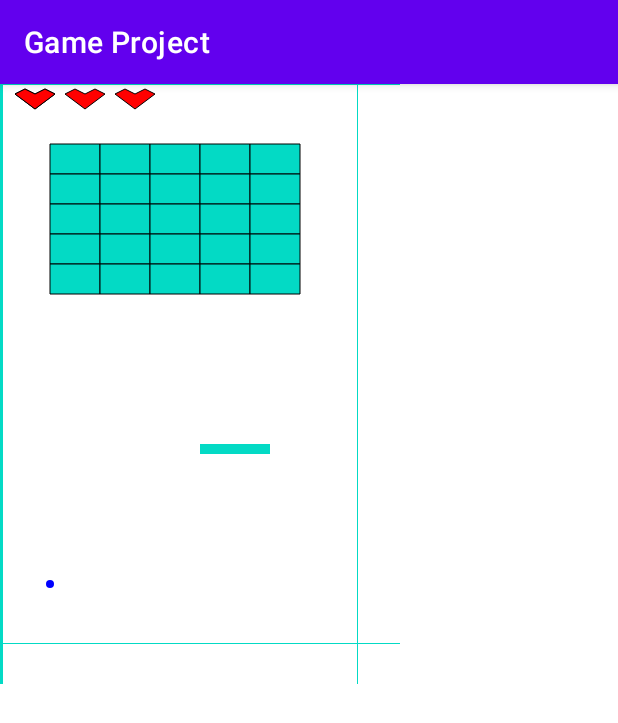
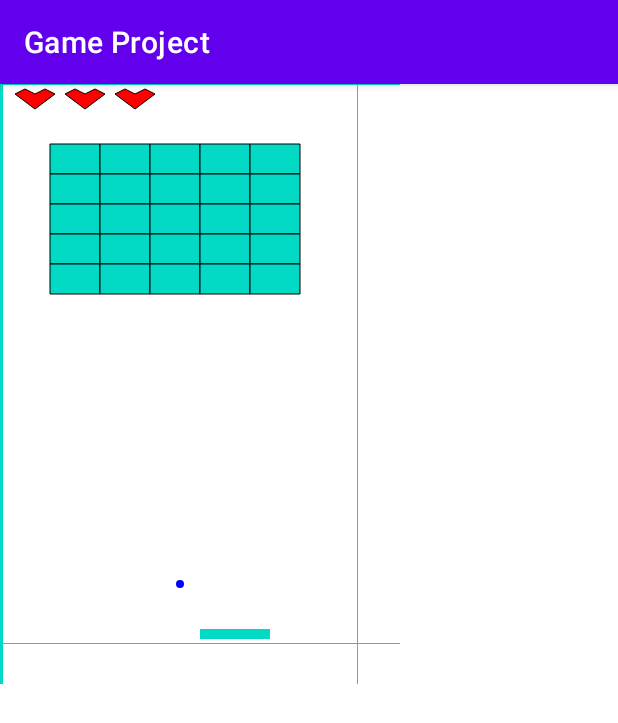
Before and after one commit to David-Shmidt/Game-Project-Android, an Android app: the screen it shows after launch (MainActivity), on a phone screen of 412 x 824 dp. Shown: the top 723 px of the screen. Run offline under Robolectric (Android 15) with nearby library versions, the phone set to English and light mode, and no system bars.

Commit message:
Game-Project David: Added Bricks creation Dynamically and added bricks colission with ball David:Added the ability for blocks to disappear when getting hit

```diff
--- a/app/src/main/java/syntax/org/il/gameproject/GameView.java
+++ b/app/src/main/java/syntax/org/il/gameproject/GameView.java
@@ -122,8 +122,8 @@ public class GameView extends TextView {
         canvas.drawCircle(ball.getCenterX() , ball.getCenterY(), ball.getRadius(),bluePaint);
         canvas.drawRect(platform.getLeft() ,platform.getTop(),platform.getRight(),platform.getBottom(),paint);
 
-        canvas.drawPath(heart , paint);
-        canvas.drawPath(heart,stroke);
+       // canvas.drawPath(heart , paint);
+        //canvas.drawPath(heart,stroke);
 
         canvas.drawRect(borderRight , paint);
         canvas.drawRect(borderLeft , paint);
@@ -142,13 +142,13 @@ public class GameView extends TextView {
 
 
         //Losing lives
-        if(lostLives == 1){
+        if(lostLives >= 1){
             canvas.drawPath(heart3,transperent);
             //invalidate();
         }
-        else if(lostLives == 2){
+        if(lostLives >= 2){
             canvas.drawPath(heart2 , transperent);
-            canvas.drawPath(heart2 , stroke);
+            //canvas.drawPath(heart2 , stroke);
         }
     }
 
@@ -215,8 +215,17 @@ public class GameView extends TextView {
     }
 
     void loseLife(){
-        lostLives=1;
-        heartPaint3.setColor(Color.TRANSPARENT);
+        lostLives++;
+        if(lostLives >= 1) {
+            heartPaint3.setColor(Color.TRANSPARENT);
+        }
+        if(lostLives >= 2){
+            heartPaint2.setColor(Color.TRANSPARENT);
+        }
+
+        if(lostLives == 3){
+            heartPaint.setColor(Color.TRANSPARENT);
+        }
         invalidate();
     }
 
--- a/app/src/main/java/syntax/org/il/gameproject/MainActivity.java
+++ b/app/src/main/java/syntax/org/il/gameproject/MainActivity.java
@@ -39,6 +39,7 @@ public class MainActivity extends AppCompatActivity implements SensorEventListen
     int indexOfBrick = 0;
     Ball gameBall;
     Brick platform;
+    boolean startGame = false;
 
     //Delete Later
 
@@ -60,8 +61,8 @@ public class MainActivity extends AppCompatActivity implements SensorEventListen
 
 
         scale  = (int)getResources().getDisplayMetrics().density;
-        ballMovementX =5*scale;
-        ballMovementY = 5*scale;
+        ballMovementX = -5*scale;
+        ballMovementY = -5*scale;
 
 
 
@@ -69,8 +70,8 @@ public class MainActivity extends AppCompatActivity implements SensorEventListen
 
         gameView = (GameView) findViewById(R.id.game_view);
         bricks = gameView.createMatrix(5, 5);
-        gameBall = gameView.createCircle(50*scale,500*scale,4*scale);
-        platform = gameView.createPlatform(200*scale,360*scale,270*scale,370*scale);
+        gameBall = gameView.createCircle(180*scale,500*scale,4*scale);
+        platform = gameView.createPlatform(200*scale,545*scale,270*scale,555*scale);
         //borders = gameView.getBorder(borders);
         //brickBoxes = new Rect[bricks.length];
 
@@ -84,18 +85,21 @@ public class MainActivity extends AppCompatActivity implements SensorEventListen
 
     }
 
+
     @Override
     public void onSensorChanged(SensorEvent event) {
 
 
         //Platform Movement
 
-        platMovementX = 5 * (int) (event.values[0]*scale);
-        if(platform.getLeft() > 0 && platMovementX > 0) {
+        if(startGame) {
+
+            platMovementX = 5 * (int) (event.values[0] * scale);
+            if (platform.getLeft() > 0 && platMovementX > 0) {
                 gameView.movePlatform(platform, platMovementX);
             }
 
-        if(platform.getRight() < 350 *scale && platMovementX  < 0){
+            if (platform.getRight() < 350 * scale && platMovementX < 0) {
                 gameView.movePlatform(platform, platMovementX);
             }
 
@@ -116,25 +120,30 @@ public class MainActivity extends AppCompatActivity implements SensorEventListen
                 ballMovementX = -ballMovementX;
             }
 
-        //Hits Bottom
+            //Hits Bottom and Loses life
             if (gameBall.getCenterY() > 560 * scale) {
                 //ballMovementY = -ballMovementY;
                 gameView.loseLife();
-            gameBall = gameView.createCircle(50*scale,500*scale,4*scale);
+                gameBall = gameView.createCircle((platform.getRight() - platform.getLeft()) / 2, platform.getTop() + 2*scale, 4 * scale);
+                startGame = false;
+                ballMovementX = -5*scale;
+                ballMovementY = -5*scale;
             }
 
-        if(gameBall.hitsPlatform(platform) == 1){
+            if (gameBall.hitsPlatform(platform) == 1) {
                 ballMovementY = -ballMovementY;
             }
 
-        for(Brick brick:bricks){
-            if (gameBall.hitsBrick(brick)){
+            for (Brick brick : bricks) {
+                if (gameBall.hitsBrick(brick)) {
                     ballMovementX = -ballMovementX;
                     ballMovementY = -ballMovementY;
-                brick.set(0,0,0,0,0);
-                bricks = gameView.deleteBrick(bricks , brick);
+                    brick.set(0, 0, 0, 0, 0);
+                    bricks = gameView.deleteBrick(bricks, brick);
                     //index = 0;
                 }
+            }
+
         }
 
 
@@ -147,7 +156,14 @@ public class MainActivity extends AppCompatActivity implements SensorEventListen
 
     @Override
     public boolean onTouchEvent(MotionEvent event) {
+        if(event.getAction() == MotionEvent.ACTION_DOWN)
+        {
+            startGame = true;
+        }
+
         return super.onTouchEvent(event);
+
+
 
     }
 
```
Lines whose indentation alone changed are shown as unchanged.
